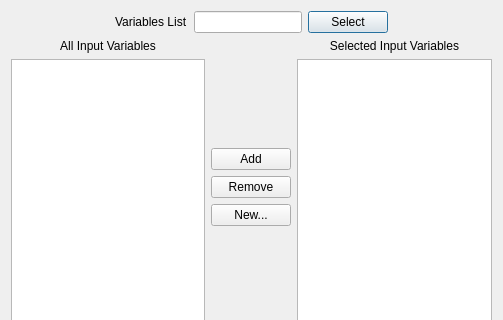
Qt form src/GUI_PY/SelectVarsDialog.ui (SalomePlatform/gui) before a commit; both pictures show x 0 to 503 and y 0 to 320 of the 503 by 676 pixel window.
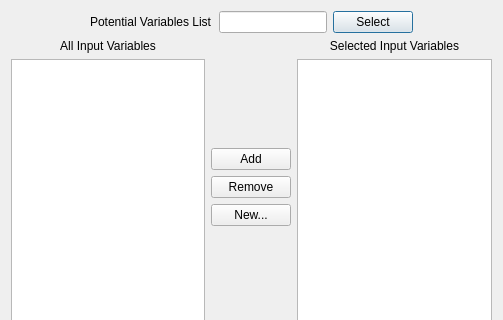
The same form after that commit.

Commit message: Added the possibility to edit an existing Variables object

Patch:
```diff
--- a/src/GUI_PY/SelectVarsDialog.ui
+++ b/src/GUI_PY/SelectVarsDialog.ui
@@ -32,7 +32,7 @@
      <item>
       <widget class="QLabel" name="label">
        <property name="text">
-        <string>Variables List</string>
+        <string>Potential Variables List</string>
        </property>
       </widget>
      </item>
```
The commit also changes 1 other file.
